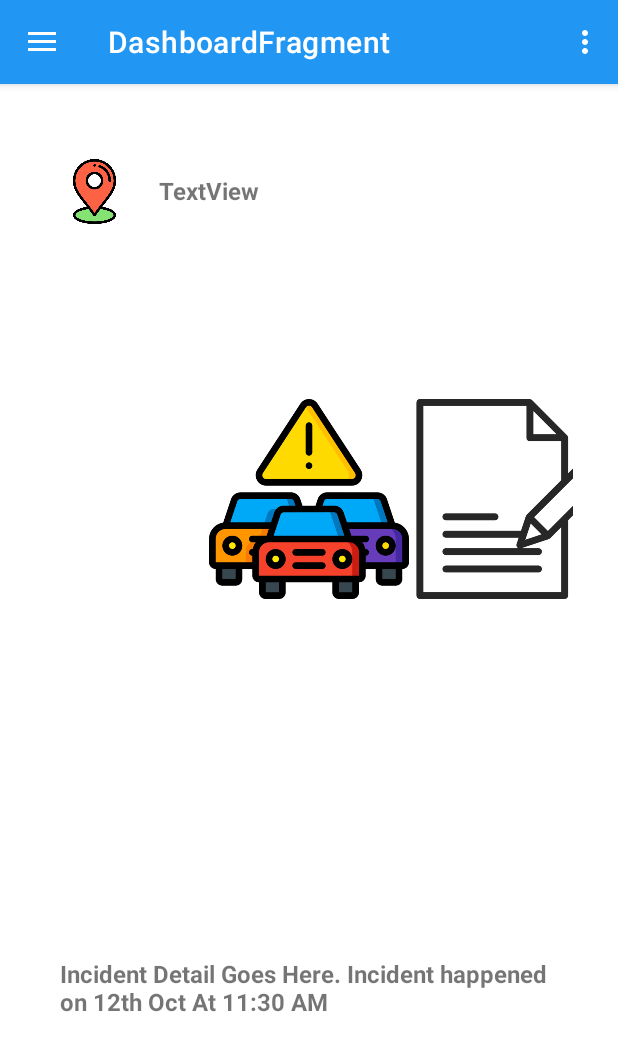
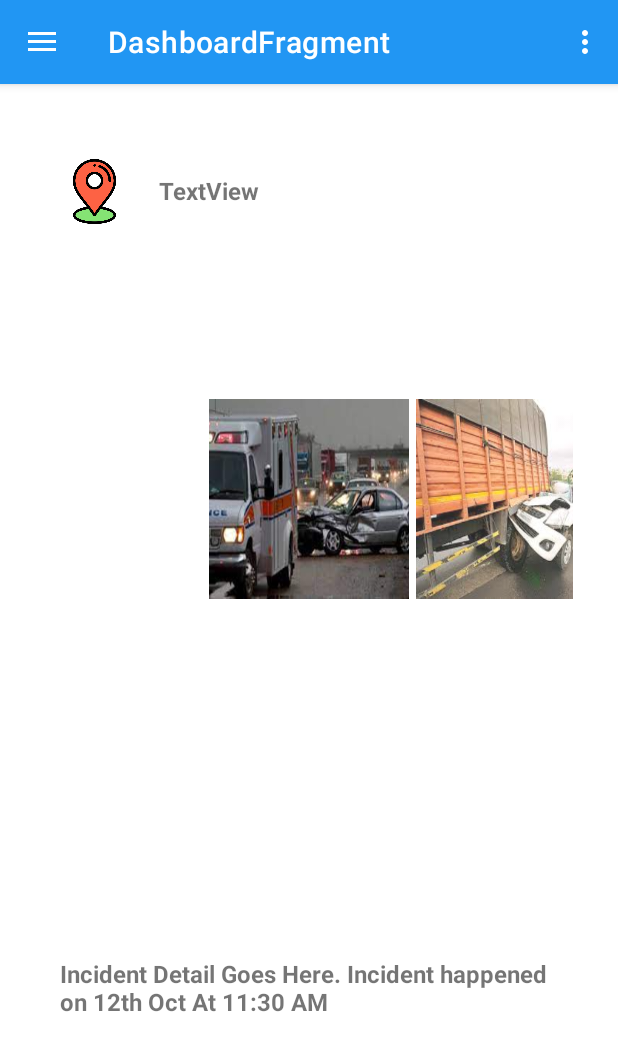
Before and after one commit to MasterProject12/Frontend, an Android app: the MainActivity screen opened directly, with no data from a screen before it, on a phone screen of 412 x 824 dp. Shown: the top 1051 px of the screen. Run offline under Robolectric (Android 15) with nearby library versions, the phone set to English and light mode, and no system bars; our stand-ins replace Firebase (no records; nobody signed in at launch, a user with empty details on screens opened directly), data binding, navigation-ui; pictures from the network do not load.

Commit message:
UI changes

```diff
--- a/app/src/main/java/com/app/travel/flare/GalleryAdapter.java
+++ b/app/src/main/java/com/app/travel/flare/GalleryAdapter.java
@@ -42,13 +42,13 @@ public class GalleryAdapter extends BaseAdapter
     }
 
     public Integer[] mImageIds = {
-            R.drawable.logo,
-            R.drawable.report,
             R.drawable.image_1,
             R.drawable.image_2,
-            R.drawable.report,
-            R.drawable.report,
-            R.drawable.report
+            R.drawable.image_1,
+            R.drawable.image_2,
+            R.drawable.image_1,
+            R.drawable.image_2,
+            R.drawable.image_1
     };
 
 }
--- a/app/src/main/java/com/app/travel/flare/MainActivity.kt
+++ b/app/src/main/java/com/app/travel/flare/MainActivity.kt
@@ -18,6 +18,7 @@ import com.app.travel.flare.viewModel.MainActivityViewModel
 import com.bumptech.glide.Glide
 import com.google.android.gms.location.FusedLocationProviderClient
 import com.google.android.gms.location.LocationServices
+import com.google.android.material.navigation.NavigationView
 import kotlinx.android.synthetic.main.nav_header.view.*
 
 class MainActivity : AppCompatActivity(){
@@ -44,18 +45,19 @@ class MainActivity : AppCompatActivity(){
 
         Utils.cacheData(true,Utils.IS_LOGGED_IN,this)
         NavigationUI.setupWithNavController(binding.navView, navController)
+        binding.navView.itemIconTintList = null
 
         var username = Utils.getStringData(Utils.USER_NAME,this)
         var email = Utils.getStringData(Utils.EMAIL_ID,this)
         headerView = binding.navView.getHeaderView(0)
         headerView.nameTv.text = username
         headerView.emailTV.text = email
-        var avatar = headerView.avatar
-        Glide
-            .with(this)
-            .load(R.drawable.logo)
-            .centerCrop()
-            .into(avatar)
+//        var avatar = headerView.avatar
+//        Glide
+//            .with(this)
+//            .load(R.drawable.logo_header)
+//            .centerCrop()
+//            .into(avatar)
     }
 
     override fun onSupportNavigateUp(): Boolean {
--- a/app/src/main/res/layout/splash_screen.xml
+++ b/app/src/main/res/layout/splash_screen.xml
@@ -18,5 +18,5 @@
         app:layout_constraintEnd_toEndOf="parent"
         app:layout_constraintStart_toStartOf="parent"
         app:layout_constraintTop_toTopOf="parent"
-        app:srcCompat="@drawable/logo" />
+        app:srcCompat="@drawable/logo_header" />
 </androidx.constraintlayout.widget.ConstraintLayout>
--- a/app/src/main/res/menu/navdrawer_menu.xml
+++ b/app/src/main/res/menu/navdrawer_menu.xml
@@ -4,11 +4,14 @@
 
     <item
         android:id="@+id/reportIncidentId"
+        android:icon="@drawable/report_nav"
         android:title="Report Incident" />
     <item
         android:id="@+id/subscribeToCityId"
+        android:icon="@drawable/subscribe_nav"
         android:title="Subscribe To City" />
     <item
         android:id="@+id/trackGeofenceId"
+        android:icon="@drawable/navigation_nav"
         android:title="Track Geofence" />
 </menu>
```
Also changed, not shown: app/src/main/res/layout/nav_header.xml (+9 -9 lines), app/src/main/res/drawable/logo_header.png (added), app/src/main/res/drawable/navigation_nav.png (added), app/src/main/res/drawable/report_nav.png (added), app/src/main/res/drawable/subscribe_nav.png (added), app/src/main/res/mipmap-hdpi/ic_launcher.png, app/src/main/res/mipmap-hdpi/ic_launcher_round.png, app/src/main/res/mipmap-mdpi/ic_launcher.png, app/src/main/res/mipmap-mdpi/ic_launcher_round.png, app/src/main/res/mipmap-xhdpi/ic_launcher.png, app/src/main/res/mipmap-xhdpi/ic_launcher_round.png, app/src/main/res/mipmap-xxhdpi/ic_launcher.png, app/src/main/res/mipmap-xxhdpi/ic_launcher_round.png, app/src/main/res/mipmap-xxxhdpi/ic_launcher_round.png.
